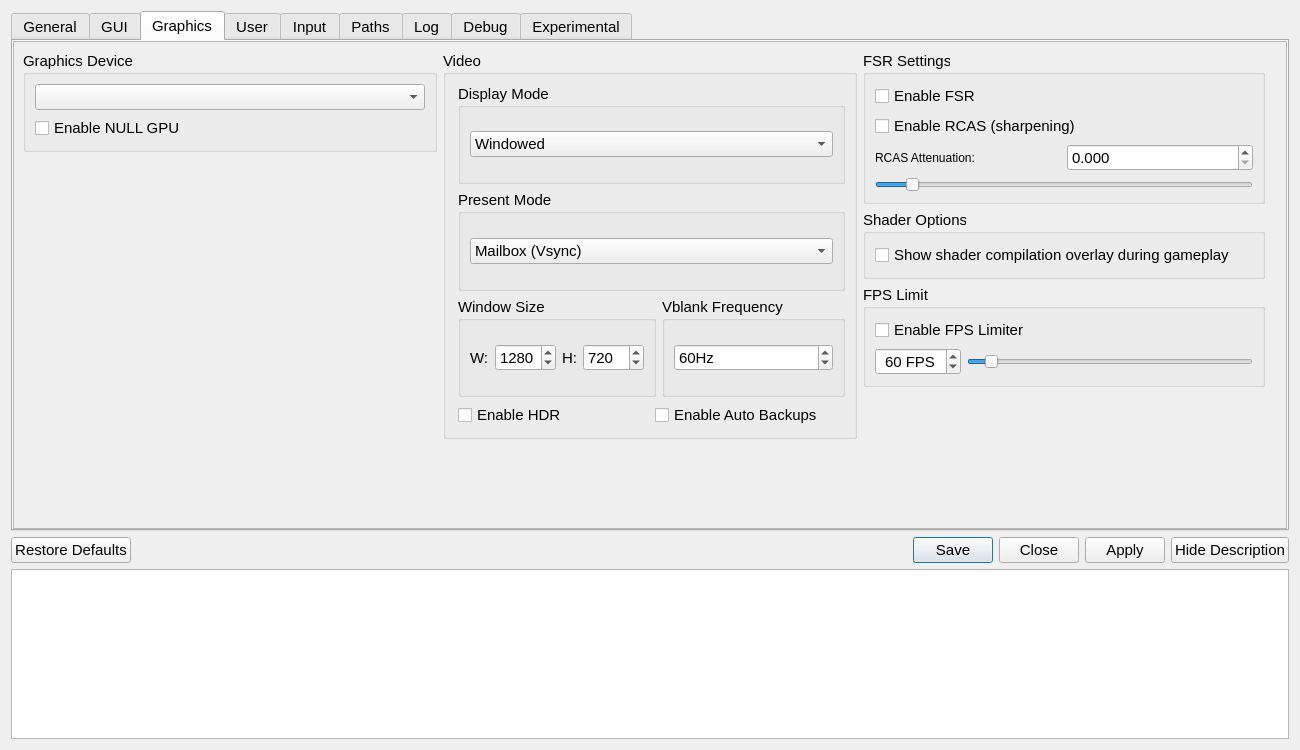
Qt form src/qt_gui/settings_dialog.ui (diegolix29/shadPS4) before a commit.
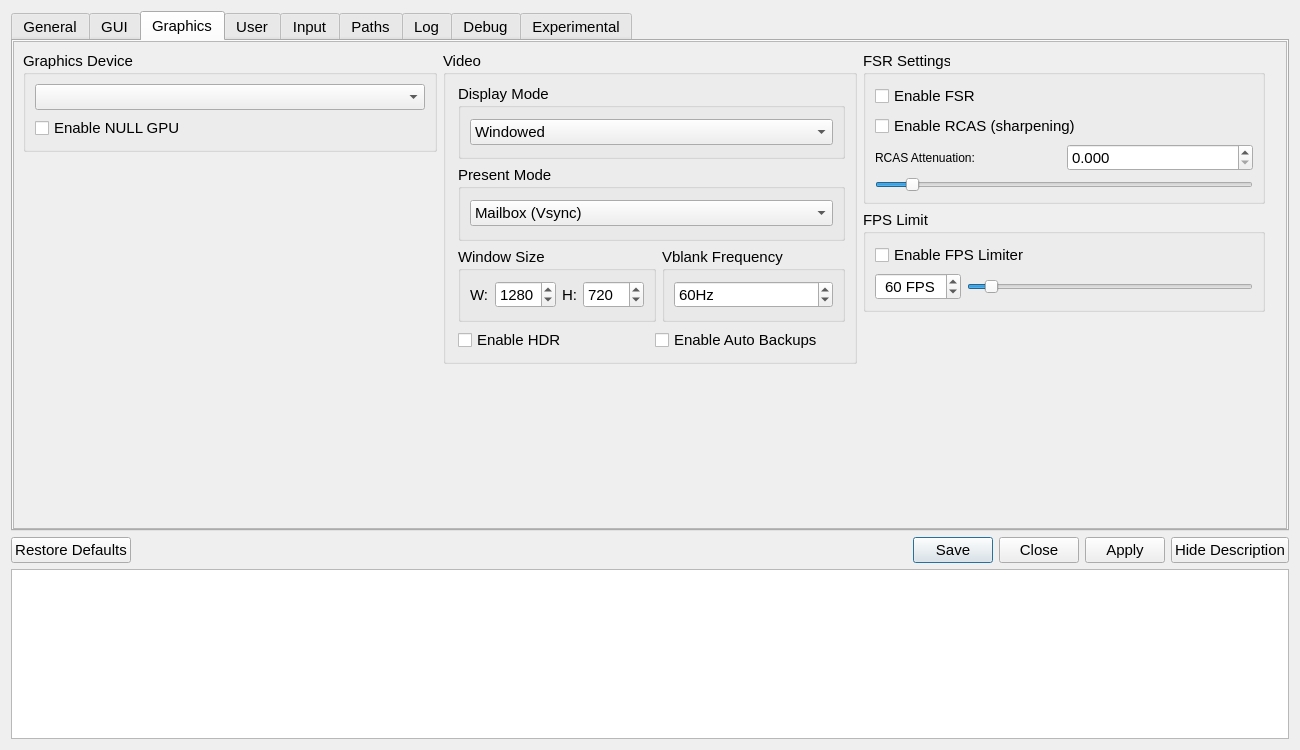
The same form after that commit. The open tabs and pages were chosen to show the change. Icons and pictures are not drawn.

Commit message: Reverting compiling overlay untill next intent

What changed in the file:
```diff
--- a/src/qt_gui/settings_dialog.ui
+++ b/src/qt_gui/settings_dialog.ui
@@ -1355,22 +1355,6 @@
 														</layout>
 													</widget>
 												</item>
-												<item>
-													<widget class="QGroupBox" name="shaderOverlayGroupBox">
-														<property name="title">
-															<string>Shader Options</string>
-														</property>
-														<layout class="QVBoxLayout" name="verticalLayout_9">
-															<item>
-																<widget class="QCheckBox" name="shaderOverlayCheckBox">
-																	<property name="text">
-																		<string>Show shader compilation overlay during gameplay</string>
-																	</property>
-																</widget>
-															</item>
-														</layout>
-													</widget>
-												</item>
 												<item>
 													<widget class="QGroupBox" name="fpsLimitGroupBox">
 														<property name="title">
```
The commit also changes 18 other files.
